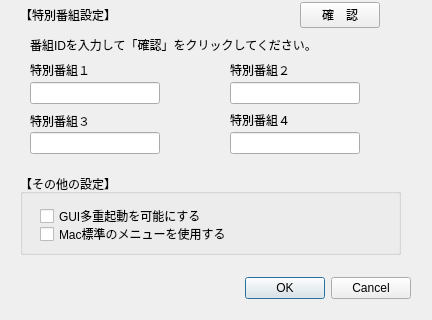
This is settingsdialog.ui in CSReviser/CaptureStream2 as Qt 5 draws it before an edit; both pictures show x 0 to 432 and y 206 to 526 of the 432 by 526 pixel window. The edited form follows.
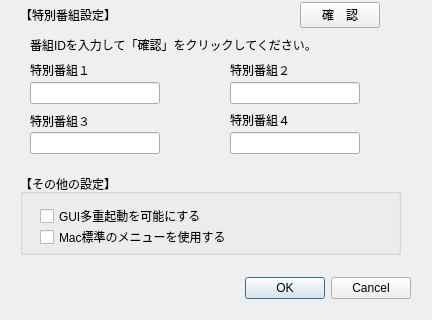
This is the edited form.

Diff of the .ui file:
```diff
--- a/settingsdialog.ui
+++ b/settingsdialog.ui
@@ -371,7 +371,7 @@
     <property name="geometry">
      <rect>
       <x>20</x>
-      <y>48</y>
+      <y>51</y>
       <width>361</width>
       <height>24</height>
      </rect>
```
